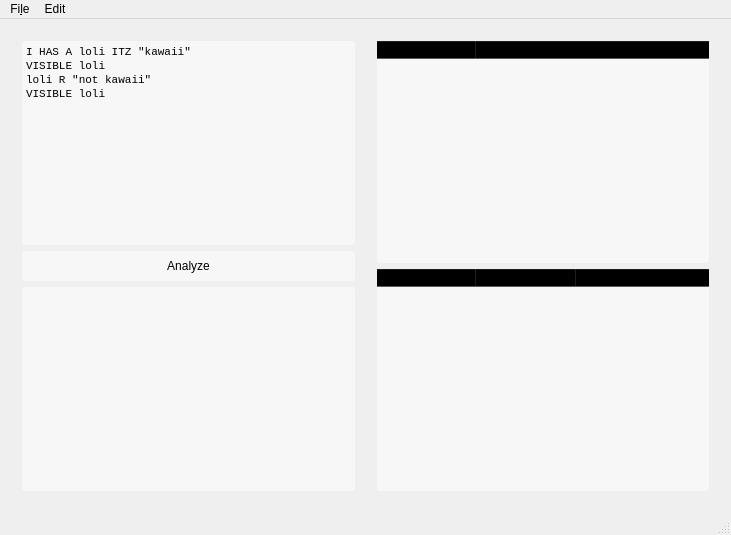
This is mainwindow.ui in jkcdarunday/ProjectDestiny as Qt 5 draws it before an edit. The edited form follows.
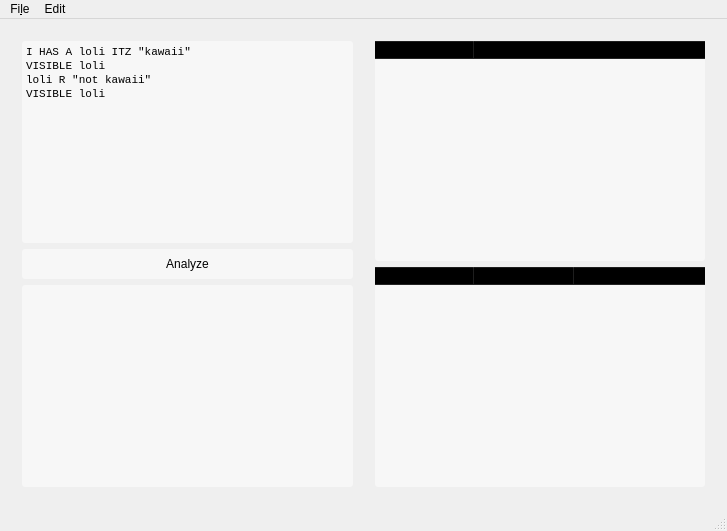
This is the edited form. Icons and pictures are not drawn.

Commit message: Made headers transparent too

What changed in the file:
```diff
--- a/mainwindow.ui
+++ b/mainwindow.ui
@@ -6,8 +6,8 @@
    <rect>
     <x>0</x>
     <y>0</y>
-    <width>731</width>
-    <height>535</height>
+    <width>727</width>
+    <height>531</height>
    </rect>
   </property>
   <property name="windowTitle">
@@ -24,6 +24,11 @@
 	color: black;
 }
 
+.QHeaderView{
+	background-color:rgba(255,255,255,0.2);
+}
+
+
 .QTextEdit:focus{
 	background-color:rgba(255,255,255,0.6);
 }
@@ -160,7 +165,7 @@
     <rect>
      <x>0</x>
      <y>0</y>
-     <width>731</width>
+     <width>727</width>
      <height>20</height>
     </rect>
    </property>
```
